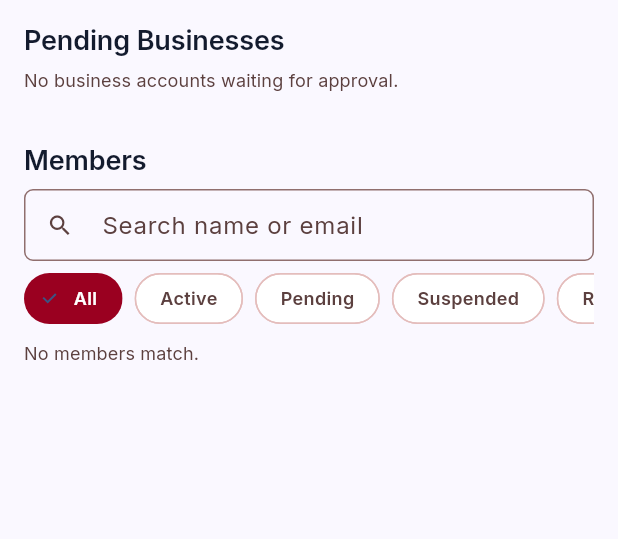
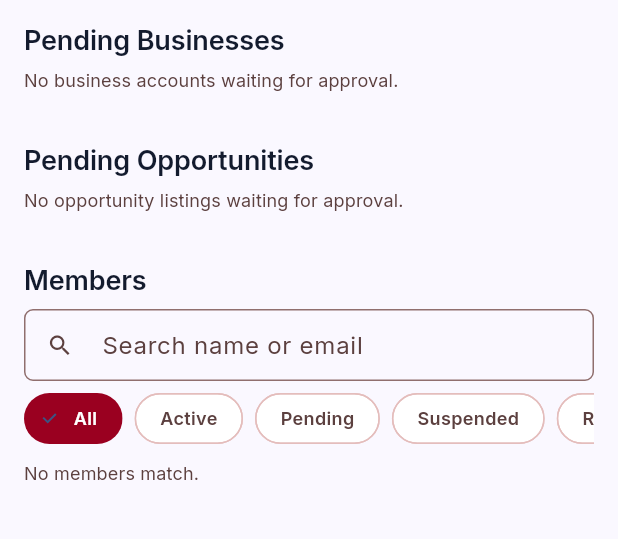
Before and after one commit to reilisticdev/richfield-connect, a Flutter app: the AdminModerationScreen widget shown alone on an empty page, opened directly, on a phone screen of 412 x 824 dp, the part 87-626 px from its top. Run offline on Flutter 3.47's test engine with Material 3 defaults, Android fonts, the phone set to English and light mode, and no system bars; our stand-ins replace app_links, firebase_core, firebase_messaging, flutter_svg, go_router, google_fonts and 5 more; missing offline and left inert: file_selector, video_compress; accounts and stored records are empty; network calls fail.

Commit message:
feat(mobile): admins can approve/reject pending opportunity listings
Closes the last mobile moderation gap Keshav found after testing #55:
a "Pending Opportunities" section in the Moderation tab, right below
Pending Businesses, following the same card + approve/reject pattern.

Factual correction found while wiring this up: unlike business
approval, there is no approve_opportunity/reject_opportunity RPC. The
web console (Opportunities.jsx) updates `opportunities.status`
directly and relies on the "Administrators manage all opportunities"
RLS policy, which is an ALL policy (not just SELECT) - so this mirrors
that exact mechanism rather than calling an RPC that doesn't exist.

- AdminModerationService: fetchPendingOpportunities() (status =
  'pending', same business_profiles embed shape as JobsService),
  approveOpportunity()/rejectOpportunity() (direct status update +
  .select('id') to catch an RLS-silent-empty-result, same guard as
  FeedService.deletePost()/JobsService.deleteOpportunity()).
- AdminModerationScreen: new AdminOpportunityRow-backed section,
  card shows job title + company name with Approve/Reject icon
  buttons (approve is immediate like business approval; reject
  confirms first, matching the web's two-click shape - there's no
  reason field to collect since the direct update has nowhere to log
  one, unlike business/member rejection which go through an audited
  RPC).

Co-Authored-By: Claude Sonnet 5 <noreply@anthropic.com>

```diff
--- a/mobile/lib/screens/admin_moderation_screen.dart
+++ b/mobile/lib/screens/admin_moderation_screen.dart
@@ -1,12 +1,13 @@
 // mobile/lib/screens/admin_moderation_screen.dart
 //
-// Mobile parity for two of the three web-only moderation actions Keshav
-// flagged as a gap (2026-09-13 audit): approve/reject a pending business,
-// and suspend/reactivate/remove a member. (The third - deleting a post - is
-// wired straight into the Feed tab's existing ••• menu instead, since that's
-// where FeedService.deletePost() and the "Author manages own posts, plus
-// administrators" RLS policy already apply.) Every action here calls an RPC
-// that already exists and already self-checks is_admin() - see
+// Mobile parity for the web-only moderation actions Keshav flagged as a gap
+// (2026-09-13 audit, extended 2026-09-14): approve/reject a pending
+// business, approve/reject a pending opportunity listing, and
+// suspend/reactivate/remove a member. (Deleting a post is wired straight
+// into the Feed tab's existing ••• menu instead, since that's where
+// FeedService.deletePost() and the "Author manages own posts, plus
+// administrators" RLS policy already apply.) Every action here calls
+// something that already exists and already self-checks is_admin() - see
 // AdminModerationService.
 
 import 'package:flutter/material.dart';
@@ -31,6 +32,7 @@ class _AdminModerationScreenState extends State<AdminModerationScreen> {
   bool _loading = true;
   String? _error;
   List<AdminMemberRow> _pendingBusinesses = [];
+  List<AdminOpportunityRow> _pendingOpportunities = [];
   List<AdminMemberRow> _members = [];
 
   String _search = '';
@@ -53,14 +55,16 @@ class _AdminModerationScreenState extends State<AdminModerationScreen> {
       _error = null;
     });
     try {
-      final results = await Future.wait([
+      final results = await Future.wait<Object>([
         _service.fetchPendingBusinesses(),
+        _service.fetchPendingOpportunities(),
         _service.fetchMembers(),
       ]);
       if (!mounted) return;
       setState(() {
-        _pendingBusinesses = results[0];
-        _members = results[1];
+        _pendingBusinesses = results[0] as List<AdminMemberRow>;
+        _pendingOpportunities = results[1] as List<AdminOpportunityRow>;
+        _members = results[2] as List<AdminMemberRow>;
         _loading = false;
       });
     } catch (e) {
@@ -119,6 +123,50 @@ class _AdminModerationScreenState extends State<AdminModerationScreen> {
       });
       ScaffoldMessenger.of(context)
           .showSnackBar(SnackBar(content: Text('${business.companyName ?? business.fullName} rejected.')));
+    } catch (e) {
+      if (!mounted) return;
+      setState(() => _busyId = null);
+      ScaffoldMessenger.of(context).showSnackBar(SnackBar(content: Text(AuthErrorMapper.fromAny(e))));
+    }
+  }
+
+  Future<void> _approveOpportunity(AdminOpportunityRow opportunity) async {
+    setState(() => _busyId = opportunity.id);
+    try {
+      await _service.approveOpportunity(opportunity.id);
+      if (!mounted) return;
+      setState(() {
+        _pendingOpportunities = _pendingOpportunities.where((o) => o.id != opportunity.id).toList();
+        _busyId = null;
+      });
+      ScaffoldMessenger.of(context)
+          .showSnackBar(SnackBar(content: Text('"${opportunity.title}" approved.')));
+    } catch (e) {
+      if (!mounted) return;
+      setState(() => _busyId = null);
+      ScaffoldMessenger.of(context).showSnackBar(SnackBar(content: Text(AuthErrorMapper.fromAny(e))));
+    }
+  }
+
+  Future<void> _rejectOpportunity(AdminOpportunityRow opportunity) async {
+    final confirmed = await _confirm(
+      title: 'Reject "${opportunity.title}"?',
+      message: "It won't be shown to students. The posting business can submit a revised listing.",
+      confirmLabel: 'Reject listing',
+      destructive: true,
+    );
+    if (!confirmed) return;
+
+    setState(() => _busyId = opportunity.id);
+    try {
+      await _service.rejectOpportunity(opportunity.id);
+      if (!mounted) return;
+      setState(() {
+        _pendingOpportunities = _pendingOpportunities.where((o) => o.id != opportunity.id).toList();
+        _busyId = null;
+      });
+      ScaffoldMessenger.of(context)
+          .showSnackBar(SnackBar(content: Text('"${opportunity.title}" rejected.')));
     } catch (e) {
       if (!mounted) return;
       setState(() => _busyId = null);
@@ -342,6 +390,54 @@ class _AdminModerationScreenState extends State<AdminModerationScreen> {
     );
   }
 
+  Widget _pendingOpportunityCard(AdminOpportunityRow opportunity) {
+    final busy = _busyId == opportunity.id;
+    return Padding(
+      padding: EdgeInsets.only(bottom: AppSpace.sm),
+      child: RoundedCard(
+        child: Row(
+          children: [
+            Container(
+              padding: EdgeInsets.all(10),
+              decoration: BoxDecoration(
+                color: AppColors.secondaryContainer,
+                borderRadius: BorderRadius.circular(AppRadius.md),
+              ),
+              child: Icon(Icons.business_center_outlined, color: AppColors.secondary),
+            ),
+            SizedBox(width: AppSpace.sm),
+            Expanded(
+              child: Column(
+                crossAxisAlignment: CrossAxisAlignment.start,
+                children: [
+                  Text(opportunity.title, style: AppText.labelLg(), maxLines: 1, overflow: TextOverflow.ellipsis),
+                  Text(opportunity.companyName ?? 'Unknown company',
+                      style: AppText.bodySm(color: AppColors.onSurfaceVariant),
+                      maxLines: 1,
+                      overflow: TextOverflow.ellipsis),
+                ],
+              ),
+            ),
+            if (busy)
+              SizedBox(width: 20, height: 20, child: CircularProgressIndicator(strokeWidth: 2))
+            else ...[
+              IconButton(
+                tooltip: 'Approve',
+                icon: Icon(Icons.check_circle_outline, color: AppColors.successGreen),
+                onPressed: () => _approveOpportunity(opportunity),
+              ),
+              IconButton(
+                tooltip: 'Reject',
+                icon: Icon(Icons.cancel_outlined, color: AppColors.error),
+                onPressed: () => _rejectOpportunity(opportunity),
+              ),
+            ],
+          ],
+        ),
+      ),
+    );
+  }
+
   Widget _memberRow(AdminMemberRow member) {
     final busy = _busyId == member.id;
     return Padding(
@@ -439,6 +535,18 @@ class _AdminModerationScreenState extends State<AdminModerationScreen> {
             else
               ..._pendingBusinesses.map(_pendingBusinessCard),
             SizedBox(height: AppSpace.base),
+            SectionHeader(title: 'Pending Opportunities'),
+            if (_pendingOpportunities.isEmpty)
+              Padding(
+                padding: EdgeInsets.only(bottom: AppSpace.base),
+                child: Text(
+                  'No opportunity listings waiting for approval.',
+                  style: AppText.bodySm(color: AppColors.onSurfaceVariant),
+                ),
+              )
+            else
+              ..._pendingOpportunities.map(_pendingOpportunityCard),
+            SizedBox(height: AppSpace.base),
             SectionHeader(title: 'Members'),
             TextField(
               decoration: InputDecoration(
--- a/mobile/lib/services/admin_moderation_service.dart
+++ b/mobile/lib/services/admin_moderation_service.dart
@@ -1,11 +1,13 @@
 // mobile/lib/services/admin_moderation_service.dart
 //
 // Mobile parity for the moderation actions the web admin console already
-// has (Moderation.jsx / Users.jsx): approve/reject a pending business,
-// suspend/reactivate/remove a member. Every RPC here already self-checks
-// is_admin(auth.uid()) and already logs to account_actions /
-// verification_audit - this file only calls what's already live, same as
-// AdminAnalyticsService does for the read side.
+// has (Moderation.jsx / Users.jsx / Opportunities.jsx): approve/reject a
+// pending business or opportunity listing, suspend/reactivate/remove a
+// member. The RPCs here already self-check is_admin(auth.uid()) and already
+// log to account_actions / verification_audit; the opportunity status
+// update relies on the "Administrators manage all opportunities" RLS policy
+// instead, exactly like the web console does - this file only calls what's
+// already live, same as AdminAnalyticsService does for the read side.
 
 import 'package:supabase_flutter/supabase_flutter.dart';
 
@@ -51,6 +53,27 @@ class AdminMemberRow {
     final name = '$firstName $lastName'.trim();
     return name.isEmpty ? 'Unnamed member' : name;
   }
+}
+
+class AdminOpportunityRow {
+  const AdminOpportunityRow({
+    required this.id,
+    required this.title,
+    required this.companyName,
+  });
+
+  factory AdminOpportunityRow.fromRow(Map<String, dynamic> row) {
+    final businessProfile = (row['profiles'] as Map<String, dynamic>?)?['business_profiles'];
+    return AdminOpportunityRow(
+      id: row['id'] as String,
+      title: (row['title'] as String?) ?? 'Untitled opportunity',
+      companyName: (businessProfile as Map<String, dynamic>?)?['company_name'] as String?,
+    );
+  }
+
+  final String id;
+  final String title;
+  final String? companyName;
 }
 
 class AdminModerationService {
@@ -101,6 +124,43 @@ class AdminModerationService {
     );
   }
 
+  /// business_id is the only FK from opportunities to profiles, so this
+  /// embed is unambiguous - same reasoning as JobsService's own listings.
+  static const _opportunityFields = 'id, title, profiles(business_profiles(company_name))';
+
+  Future<List<AdminOpportunityRow>> fetchPendingOpportunities() async {
+    final rows = await _client
+        .from('opportunities')
+        .select(_opportunityFields)
+        .eq('status', 'pending')
+        .order('created_at', ascending: false);
+    return List<Map<String, dynamic>>.from(rows as List)
+        .map(AdminOpportunityRow.fromRow)
+        .toList();
+  }
+
+  /// There is no approve/reject_opportunity RPC - the web console
+  /// (Opportunities.jsx) updates `status` directly, relying on the
+  /// "Administrators manage all opportunities" RLS policy (an ALL policy,
+  /// not just SELECT). This mirrors that exactly. `.select('id')` catches
+  /// an RLS-silent-empty-result the same way FeedService.deletePost() does.
+  Future<void> _setOpportunityStatus(String opportunityId, String status) async {
+    final rows = await _client
+        .from('opportunities')
+        .update({'status': status})
+        .eq('id', opportunityId)
+        .select('id');
+    if (List<Map<String, dynamic>>.from(rows as List).isEmpty) {
+      throw const PostgrestException(message: 'That listing could not be updated.');
+    }
+  }
+
+  Future<void> approveOpportunity(String opportunityId) =>
+      _setOpportunityStatus(opportunityId, 'approved');
+
+  Future<void> rejectOpportunity(String opportunityId) =>
+      _setOpportunityStatus(opportunityId, 'rejected');
+
   Future<void> setSuspended(String memberId, bool suspend, String? reason) async {
     await _client.rpc(
       'admin_set_account_status',
```
